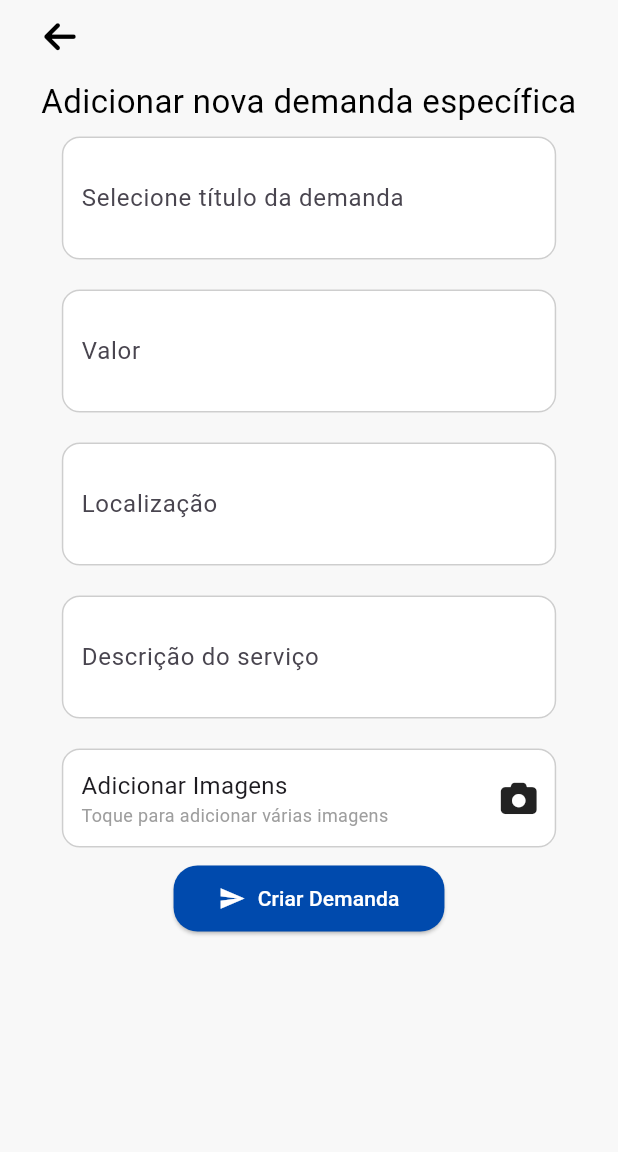
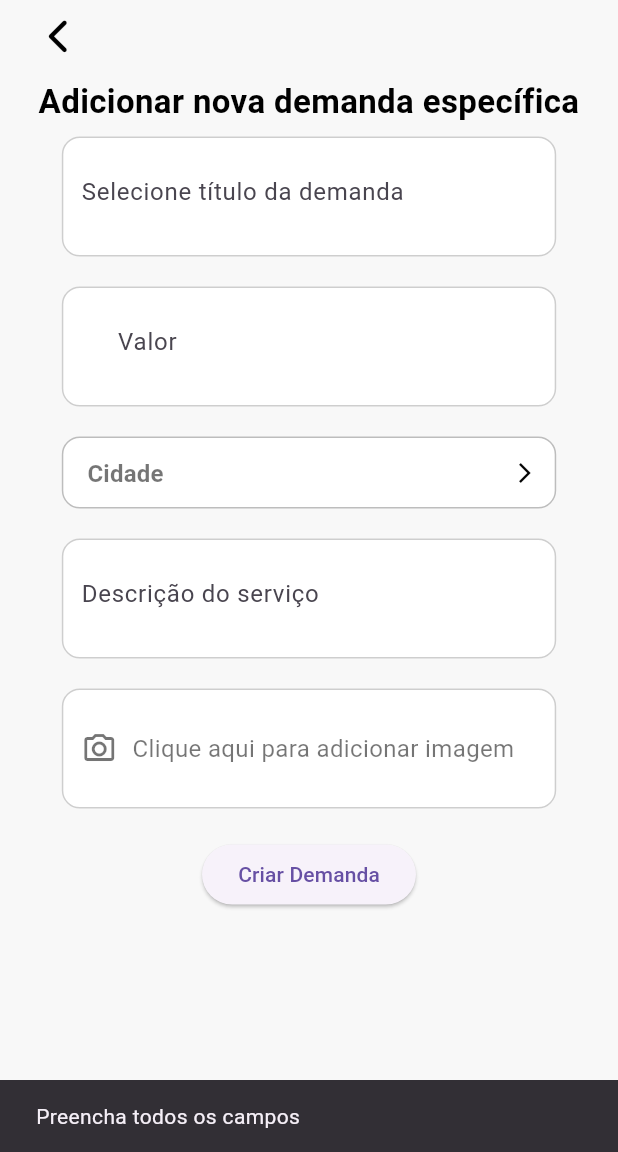
Before and after one commit to Felipe7690/ConectaWork, a Flutter app: the NovaDemanda screen opened directly, after a tap on "Criar Demanda", on a phone screen of 412 x 824 dp, the part 84-1236 px from its top. Run offline on Flutter 3.47's test engine with Material 3 defaults, Android fonts, the phone set to English and light mode, and no system bars; drawn by our look-alikes of dropdown_button2; our stand-ins replace file_picker, flutter_masked_text2, font_awesome_flutter, geocoding, geolocator, image_picker and 3 more; missing offline and left inert: flutter_floating_bottom_bar; network calls fail.

Commit message:
Enviar Demanda

```diff
--- a/trabalho_conecta_work/lib/pages/nova_demanda.dart
+++ b/trabalho_conecta_work/lib/pages/nova_demanda.dart
@@ -1,11 +1,10 @@
 import 'dart:io';
 import 'package:flutter/material.dart';
 import 'package:font_awesome_flutter/font_awesome_flutter.dart';
+import 'package:parse_server_sdk/parse_server_sdk.dart';
 import 'package:trabalho_conecta_work/components/my_app_bar.dart';
 import 'package:image_picker/image_picker.dart';
-import 'package:parse_server_sdk_flutter/parse_server_sdk_flutter.dart';
-import 'package:flutter_google_places/flutter_google_places.dart';
-import 'package:google_maps_webservice/places.dart';
+import 'package:dropdown_button2/dropdown_button2.dart';
 
 class NovaDemanda extends StatefulWidget {
   const NovaDemanda({super.key});
@@ -17,17 +16,94 @@ class NovaDemanda extends StatefulWidget {
 class _NovaDemandaState extends State<NovaDemanda> {
   final TextEditingController _titleController = TextEditingController();
   final TextEditingController _valueController = TextEditingController();
-  final TextEditingController _locationController = TextEditingController();
   final TextEditingController _descriptionController = TextEditingController();
   List<XFile>? _imageFiles;
-  final GoogleMapsPlaces _places = GoogleMapsPlaces(
-      apiKey:
-          'AIzaSyAqEpiuZYAYvCKRVeXydjsRVo1KL6nBPRw'); // Substitua pela sua chave de API
 
   final String _titlePlaceholder = 'Selecione título da demanda';
   final String _valuePlaceholder = 'Valor';
-  final String _locationPlaceholder = 'Localização';
   final String _descriptionPlaceholder = 'Descrição do serviço';
+
+  final List<String> items = [
+    'Rubiataba',
+    'Ceres',
+  ];
+
+  String? selectedValue;
+
+  // Função para criar e salvar a demanda no banco de dados
+  Future<void> criarDemanda() async {
+    if (_titleController.text.isEmpty ||
+        _valueController.text.isEmpty ||
+        selectedValue == null ||
+        _descriptionController.text.isEmpty) {
+      ScaffoldMessenger.of(context).showSnackBar(
+        const SnackBar(content: Text('Preencha todos os campos')),
+      );
+      return;
+    }
+
+    // Verificar se o usuário está autenticado
+    ParseUser? currentUser = await ParseUser.currentUser();
+    if (currentUser == null) {
+      ScaffoldMessenger.of(context).showSnackBar(
+        const SnackBar(content: Text('Usuário não autenticado')),
+      );
+      return;
+    }
+
+    // Criação de objeto Parse
+    final demanda = ParseObject('Demanda')
+      ..set('titulo', _titleController.text)
+      ..set('descricao', _descriptionController.text)
+      ..set('status', 'novo')
+      ..set('localizacao', selectedValue)
+      ..set('valor', double.parse(_valueController.text.replaceAll(',', '.')));
+
+    // Salvando imagens e pegando os links
+    if (_imageFiles != null && _imageFiles!.isNotEmpty) {
+      final List<ParseFile> parseFiles = []; // Para armazenar os arquivos Parse
+      for (var image in _imageFiles!) {
+        // Criando ParseFile a partir da imagem
+        ParseFile parseImage = ParseFile(File(image.path));
+
+        // Definindo a ACL para permitir leitura e escrita
+        ParseACL acl = ParseACL();
+        acl.setPublicWriteAccess(allowed: true);
+        acl.setPublicReadAccess(allowed: true);
+        parseImage.setACL(acl);
+
+        // Salvando o ParseFile no servidor (fazendo o upload)
+        final saveResponse = await parseImage.save();
+
+        // Verificando se o arquivo foi salvo com sucesso
+        if (saveResponse.success) {
+          parseFiles.add(parseImage);
+        } else {
+          ScaffoldMessenger.of(context).showSnackBar(
+            SnackBar(
+                content: Text(
+                    'Erro ao salvar a imagem: ${saveResponse.error?.message}')),
+          );
+        }
+      }
+
+      // Associando os arquivos de imagem ao objeto demanda
+      demanda.set('imagem', parseFiles);
+    }
+
+    // Salvando a demanda no banco de dados
+    final response = await demanda.save();
+
+    if (response.success) {
+      ScaffoldMessenger.of(context).showSnackBar(
+        const SnackBar(content: Text('Demanda criada com sucesso!')),
+      );
+    } else {
+      ScaffoldMessenger.of(context).showSnackBar(
+        SnackBar(content: Text('Erro: ${response.error?.message}')),
+      );
+    }
+  }
 
   Widget _buildEditableField(
       String placeholder, TextEditingController controller,
@@ -35,6 +111,7 @@ class _NovaDemandaState extends State<NovaDemanda> {
     return Padding(
       padding: const EdgeInsets.only(bottom: 20.0),
       child: Container(
+        height: 80,
         width: MediaQuery.of(context).size.width * 0.8,
         padding: const EdgeInsets.all(12.0),
         decoration: BoxDecoration(
@@ -45,7 +122,7 @@ class _NovaDemandaState extends State<NovaDemanda> {
         child: TextField(
           controller: controller,
           decoration: InputDecoration(
-            labelText: controller.text.isEmpty ? placeholder : '',
+            hintText: placeholder,
             border: InputBorder.none,
             prefixText: isNumeric ? 'R\$ ' : null,
           ),
@@ -54,15 +131,24 @@ class _NovaDemandaState extends State<NovaDemanda> {
               : TextInputType.text,
           onChanged: (value) {
             if (isNumeric) {
-              value = value.replaceAll(RegExp(r'[^\d]'), '');
-              if (value.isNotEmpty) {
-                double parsedValue = double.parse(value) / 100;
-                controller.text =
+              controller.value = TextEditingValue(
+                text: value.replaceAll(RegExp(r'[^\d]'), ''),
+                selection: TextSelection.collapsed(offset: value.length),
+              );
+            }
+          },
+          onEditingComplete: () {
+            if (isNumeric) {
+              String text = controller.text;
+              if (text.isNotEmpty) {
+                double parsedValue = double.parse(text) / 100;
+                String formattedValue =
                     parsedValue.toStringAsFixed(2).replaceAll('.', ',');
-                controller.selection = TextSelection.fromPosition(
-                    TextPosition(offset: controller.text.length));
-              } else {
-                controller.text = '';
+                controller.value = TextEditingValue(
+                  text: formattedValue,
+                  selection:
+                      TextSelection.collapsed(offset: formattedValue.length),
+                );
               }
             }
           },
@@ -71,6 +157,7 @@ class _NovaDemandaState extends State<NovaDemanda> {
     );
   }
 
+  // Função para selecionar imagens
   Future<void> _selectImages() async {
     final ImagePicker picker = ImagePicker();
     final List<XFile>? selectedImages = await picker.pickMultiImage();
@@ -81,78 +168,12 @@ class _NovaDemandaState extends State<NovaDemanda> {
     }
   }
 
-  Future<void> _handleLocationSearch() async {
-    Prediction? p = await PlacesAutocomplete.show(
-      context: context,
-      apiKey:
-          'AIzaSyAqEpiuZYAYvCKRVeXydjsRVo1KL6nBPRw', // Substitua pela sua chave de API
-      mode: Mode.overlay,
-      language: "pt",
-      components: [
-        Component(Component.country, "br")
-      ], // Restringe a pesquisa ao Brasil
-    );
-
-    if (p != null) {
-      PlacesDetailsResponse detail =
-          await _places.getDetailsByPlaceId(p.placeId!);
-      final location = detail.result.geometry!.location;
-      _locationController.text = p.description ?? '';
-
-      // Aqui você pode usar a latitude e longitude no backend
-      print("Latitude: ${location.lat}, Longitude: ${location.lng}");
-    }
-  }
-
-  Future<void> criarDemanda() async {
-    final demanda = ParseObject('Demanda')
-      ..set('titulo', _titleController.text)
-      ..set('descricao', _descriptionController.text)
-      ..set('valor', double.parse(_valueController.text.replaceAll(',', '.')))
-      ..set(
-          'localizacao',
-          ParseGeoPoint(
-            latitude: double.parse(_locationController.text.split(',')[0]),
-            longitude: double.parse(_locationController.text.split(',')[1]),
-          ));
-
-    List<String> imageUrls = [];
-
-    if (_imageFiles != null && _imageFiles!.isNotEmpty) {
-      for (var imageFile in _imageFiles!) {
-        final parseFile = ParseFile(File(imageFile.path));
-        final response = await parseFile.save();
-        if (response.success) {
-          imageUrls.add(response.result.url);
-        } else {
-          print('Erro ao salvar imagem: ${response.error!.message}');
-        }
-      }
-      demanda.set('imagens', imageUrls.join(','));
-    }
-
-    final response = await demanda.save();
-
-    if (response.success) {
-      ScaffoldMessenger.of(context).showSnackBar(
-        SnackBar(content: Text('Demanda criada com sucesso!')),
-      );
-      Navigator.pop(context);
-    } else {
-      ScaffoldMessenger.of(context).showSnackBar(
-        SnackBar(
-            content: Text('Erro ao criar demanda: ${response.error?.message}')),
-      );
-    }
-  }
-
   @override
   Widget build(BuildContext context) {
     return Scaffold(
       backgroundColor: const Color.fromRGBO(248, 248, 248, 1),
       appBar: const MyAppBar(showAddIcon: false),
       body: SingleChildScrollView(
-        child: Padding(
         padding: const EdgeInsets.symmetric(horizontal: 16.0),
         child: Column(
           crossAxisAlignment: CrossAxisAlignment.center,
@@ -161,7 +182,7 @@ class _NovaDemandaState extends State<NovaDemanda> {
               mainAxisAlignment: MainAxisAlignment.start,
               children: [
                 IconButton(
-                    icon: const FaIcon(FontAwesomeIcons.arrowLeft,
+                  icon: const FaIcon(FontAwesomeIcons.chevronLeft,
                       color: Colors.black),
                   onPressed: () {
                     Navigator.pop(context);
@@ -176,6 +197,7 @@ class _NovaDemandaState extends State<NovaDemanda> {
                 'Adicionar nova demanda específica',
                 style: TextStyle(
                   fontSize: 22,
+                  fontWeight: FontWeight.bold,
                   color: Color.fromRGBO(0, 0, 0, 1),
                 ),
                 textAlign: TextAlign.center,
@@ -185,11 +207,73 @@ class _NovaDemandaState extends State<NovaDemanda> {
             _buildEditableField(_titlePlaceholder, _titleController),
             _buildEditableField(_valuePlaceholder, _valueController,
                 isNumeric: true),
-              GestureDetector(
-                onTap: _handleLocationSearch,
-                child: AbsorbPointer(
-                  child: _buildEditableField(
-                      _locationPlaceholder, _locationController),
+            Padding(
+              padding: const EdgeInsets.only(bottom: 20.0),
+              child: Center(
+                child: DropdownButtonHideUnderline(
+                  child: DropdownButton2<String>(
+                    isExpanded: true,
+                    hint: const Row(
+                      children: [
+                        SizedBox(width: 4),
+                        Expanded(
+                          child: Text(
+                            'Cidade',
+                            style: TextStyle(
+                              fontSize: 16,
+                              fontWeight: FontWeight.bold,
+                              color: Colors.black54,
+                            ),
+                            overflow: TextOverflow.ellipsis,
+                          ),
+                        ),
+                      ],
+                    ),
+                    items: items
+                        .map((String item) => DropdownMenuItem<String>(
+                              value: item,
+                              child: Text(
+                                item,
+                                style: const TextStyle(
+                                  fontSize: 16,
+                                  fontWeight: FontWeight.bold,
+                                  color: Colors.black54,
+                                ),
+                                overflow: TextOverflow.ellipsis,
+                              ),
+                            ))
+                        .toList(),
+                    value: selectedValue,
+                    onChanged: (String? value) {
+                      setState(() {
+                        selectedValue = value;
+                      });
+                    },
+                    buttonStyleData: ButtonStyleData(
+                      width: MediaQuery.of(context).size.width * 0.8,
+                      padding: const EdgeInsets.all(12.0),
+                      decoration: BoxDecoration(
+                        borderRadius: BorderRadius.circular(12),
+                        border: Border.all(color: Colors.black26),
+                        color: const Color.fromARGB(255, 255, 255, 255),
+                      ),
+                    ),
+                    iconStyleData: const IconStyleData(
+                      icon: Icon(Icons.arrow_forward_ios_outlined),
+                      iconSize: 16,
+                      iconEnabledColor: Color.fromRGBO(0, 0, 0, 1),
+                      iconDisabledColor: Colors.grey,
+                    ),
+                    dropdownStyleData: DropdownStyleData(
+                      maxHeight: 200,
+                      width: MediaQuery.of(context).size.width * 0.8,
+                      decoration: BoxDecoration(
+                        borderRadius: BorderRadius.circular(12),
+                        color: const Color.fromARGB(255, 255, 255, 255),
+                      ),
+                    ),
+                  ),
+                ),
               ),
             ),
             _buildEditableField(
@@ -197,6 +281,7 @@ class _NovaDemandaState extends State<NovaDemanda> {
             GestureDetector(
               onTap: _selectImages,
               child: Container(
+                height: 80,
                 width: MediaQuery.of(context).size.width * 0.8,
                 padding: const EdgeInsets.all(12.0),
                 decoration: BoxDecoration(
@@ -205,62 +290,25 @@ class _NovaDemandaState extends State<NovaDemanda> {
                   border: Border.all(color: Colors.grey.withOpacity(0.5)),
                 ),
                 child: Row(
-                    mainAxisAlignment: MainAxisAlignment.spaceBetween,
-                    children: [
-                      const Column(
-                        crossAxisAlignment: CrossAxisAlignment.start,
-                        children: [
-                          Text(
-                            'Adicionar Imagens',
-                            style: TextStyle(fontSize: 16),
+                  children: const [
+                    Icon(Icons.camera_alt_outlined, color: Colors.black54),
+                    SizedBox(width: 10),
+                    Expanded(
+                      child: Text(
+                        'Clique aqui para adicionar imagem',
+                        style: TextStyle(fontSize: 16, color: Colors.black54),
                       ),
-                          Text(
-                            'Toque para adicionar várias imagens',
-                            style: TextStyle(fontSize: 12, color: Colors.grey),
                     ),
-                        ],
-                      ),
-                      const FaIcon(FontAwesomeIcons.camera),
                   ],
                 ),
               ),
             ),
-              if (_imageFiles != null && _imageFiles!.isNotEmpty)
-                Wrap(
-                  spacing: 8.0,
-                  children: _imageFiles!.map((image) {
-                    return Image.file(
-                      File(image.path),
-                      width: 60,
-                      height: 60,
-                      fit: BoxFit.cover,
-                    );
-                  }).toList(),
+            const SizedBox(height: 20),
+            ElevatedButton(
+              onPressed: criarDemanda,
+              child: const Text('Criar Demanda'),
             ),
-              Padding(
-                padding: const EdgeInsets.all(10),
-                child: Center(
-                  child: ElevatedButton.icon(
-                    onPressed: criarDemanda,
-                    icon: const Icon(Icons.send, color: Colors.white),
-                    label: const Text(
-                      "Criar Demanda",
-                      style: TextStyle(color: Colors.white),
-                    ),
-                    style: ElevatedButton.styleFrom(
-                      backgroundColor: const Color.fromRGBO(0, 74, 173, 1),
-                      padding: const EdgeInsets.symmetric(
-                          horizontal: 30, vertical: 12),
-                      shape: RoundedRectangleBorder(
-                        borderRadius: BorderRadius.circular(16),
-                      ),
-                    ),
-                  ),
-                ),
-              ),
-              const SizedBox(height: 20),
           ],
-          ),
         ),
       ),
     );
```
Also changed, not shown: trabalho_conecta_work/pubspec.yaml (+8 -6 lines), trabalho_conecta_work/pubspec.lock, 1 other file. Lines whose indentation alone changed are shown as unchanged.
